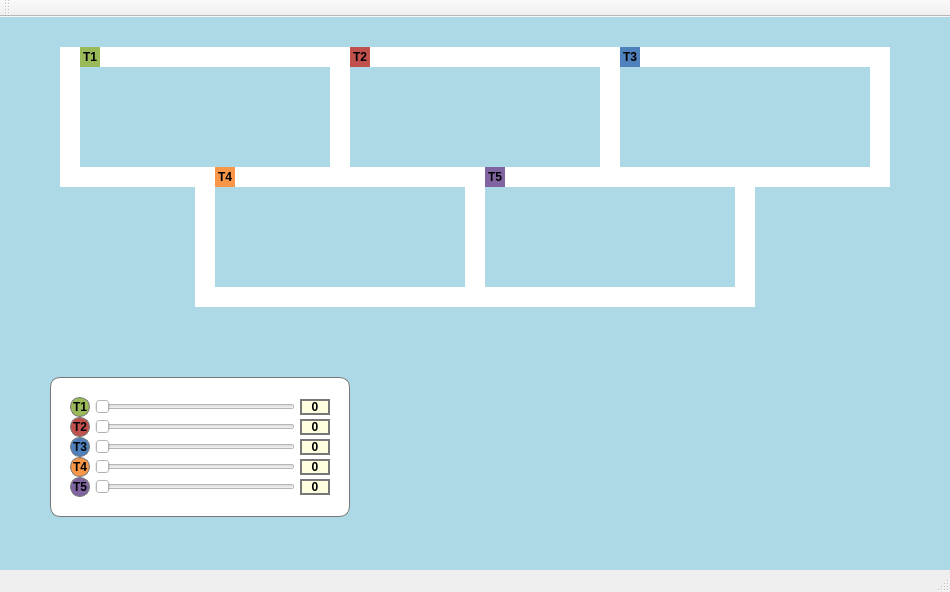
The window that mainwindow.ui (davi-i/projeto-trens) describes before a commit, drawn with Qt 5.
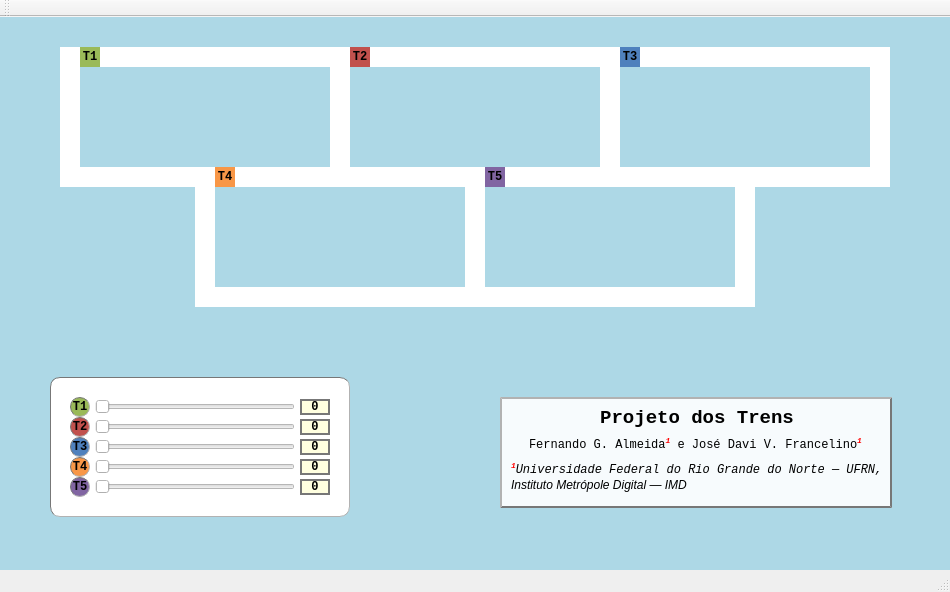
The same window after the commit.

Commit message: added more fru fru

Diff of the .ui file:
```diff
--- a/mainwindow.ui
+++ b/mainwindow.ui
@@ -31,6 +31,7 @@
     </property>
     <property name="font">
      <font>
+      <family>Monospace</family>
       <weight>75</weight>
       <bold>true</bold>
      </font>
@@ -168,6 +169,7 @@
     </property>
     <property name="font">
      <font>
+      <family>Monospace</family>
       <weight>75</weight>
       <bold>true</bold>
      </font>
@@ -241,6 +243,7 @@
     </property>
     <property name="font">
      <font>
+      <family>Monospace</family>
       <weight>75</weight>
       <bold>true</bold>
      </font>
@@ -346,6 +349,7 @@
     </property>
     <property name="font">
      <font>
+      <family>Monospace</family>
       <weight>75</weight>
       <bold>true</bold>
      </font>
@@ -371,6 +375,7 @@
     </property>
     <property name="font">
      <font>
+      <family>Monospace</family>
       <weight>75</weight>
       <bold>true</bold>
      </font>
@@ -397,7 +402,7 @@
     <property name="styleSheet">
      <string notr="true">QFrame {background-color: white;
 border-radius: 10px;
-border: 1px solid #777
+border: 1px inset #777
 }</string>
     </property>
     <property name="frameShape">
@@ -542,6 +547,7 @@
      </property>
      <property name="font">
       <font>
+       <family>Monospace</family>
        <weight>75</weight>
        <bold>true</bold>
       </font>
@@ -567,6 +573,7 @@
      </property>
      <property name="font">
       <font>
+       <family>Monospace</family>
        <weight>75</weight>
        <bold>true</bold>
       </font>
@@ -592,6 +599,7 @@
      </property>
      <property name="font">
       <font>
+       <family>Monospace</family>
        <weight>75</weight>
        <bold>true</bold>
       </font>
@@ -617,6 +625,7 @@
      </property>
      <property name="font">
       <font>
+       <family>Monospace</family>
        <weight>75</weight>
        <bold>true</bold>
       </font>
@@ -642,6 +651,7 @@
      </property>
      <property name="font">
       <font>
+       <family>Monospace</family>
        <weight>75</weight>
        <bold>true</bold>
       </font>
@@ -667,6 +677,7 @@
      </property>
      <property name="font">
       <font>
+       <family>Monospace</family>
        <weight>75</weight>
        <bold>true</bold>
       </font>
@@ -696,6 +707,7 @@
      </property>
      <property name="font">
       <font>
+       <family>Monospace</family>
        <weight>75</weight>
        <bold>true</bold>
       </font>
@@ -725,6 +737,7 @@
      </property>
      <property name="font">
       <font>
+       <family>Monospace</family>
        <weight>75</weight>
        <bold>true</bold>
       </font>
@@ -754,6 +767,7 @@
      </property>
      <property name="font">
       <font>
+       <family>Monospace</family>
        <weight>75</weight>
        <bold>true</bold>
       </font>
@@ -783,6 +797,7 @@
      </property>
      <property name="font">
       <font>
+       <family>Monospace</family>
        <weight>75</weight>
        <bold>true</bold>
       </font>
@@ -802,6 +817,110 @@
      </property>
     </widget>
    </widget>
+   <widget class="QFrame" name="frame_2">
+    <property name="geometry">
+     <rect>
+      <x>500</x>
+      <y>380</y>
+      <width>392</width>
+      <height>111</height>
+     </rect>
+    </property>
+    <property name="styleSheet">
+     <string notr="true">QFrame {
+background-color: rgba(255, 255, 255, 230);
+border: 2px outset #777;
+}
+
+QLabel {
+border: none;
+background: none;
+}</string>
+    </property>
+    <property name="frameShape">
+     <enum>QFrame::StyledPanel</enum>
+    </property>
+    <property name="frameShadow">
+     <enum>QFrame::Raised</enum>
+    </property>
+    <widget class="QLabel" name="label_6">
+     <property name="geometry">
+      <rect>
+       <x>101</x>
+       <y>10</y>
+       <width>192</width>
+       <height>21</height>
+      </rect>
+     </property>
+     <property name="font">
+      <font>
+       <family>Monospace</family>
+       <pointsize>14</pointsize>
+       <weight>75</weight>
+       <bold>true</bold>
+       <underline>false</underline>
+       <strikeout>false</strikeout>
+       <stylestrategy>PreferDefault</stylestrategy>
+       <kerning>true</kerning>
+      </font>
+     </property>
+     <property name="text">
+      <string>Projeto dos Trens</string>
+     </property>
+     <property name="alignment">
+      <set>Qt::AlignCenter</set>
+     </property>
+    </widget>
+    <widget class="QLabel" name="label_10">
+     <property name="geometry">
+      <rect>
+       <x>29</x>
+       <y>40</y>
+       <width>334</width>
+       <height>16</height>
+      </rect>
+     </property>
+     <property name="font">
+      <font>
+       <family>Monospace</family>
+      </font>
+     </property>
+     <property name="text">
+      <string>&lt;html&gt;&lt;head/&gt;&lt;body&gt;&lt;p&gt;Fernando G. Almeida&lt;span style=&quot; font-weight:600; font-style:italic; color:#ff0000; vertical-align:super;&quot;&gt;1&lt;/span&gt; e José Davi V. Francelino&lt;span style=&quot; font-weight:600; font-style:italic; color:#ff0000; vertical-align:super;&quot;&gt;1&lt;/span&gt;&lt;/p&gt;&lt;/body&gt;&lt;/html&gt;</string>
+     </property>
+    </widget>
+    <widget class="QLabel" name="label_7">
+     <property name="geometry">
+      <rect>
+       <x>11</x>
+       <y>65</y>
+       <width>370</width>
+       <height>16</height>
+      </rect>
+     </property>
+     <property name="font">
+      <font>
+       <family>Monospace</family>
+      </font>
+     </property>
+     <property name="text">
+      <string>&lt;html&gt;&lt;head/&gt;&lt;body&gt;&lt;p&gt;&lt;span style=&quot; font-weight:600; font-style:italic; color:#ff0000; vertical-align:super;&quot;&gt;1&lt;/span&gt;&lt;span style=&quot; font-style:italic;&quot;&gt;Universidade Federal do Rio Grande do Norte — UFRN,&lt;/span&gt;&lt;/p&gt;&lt;/body&gt;&lt;/html&gt;</string>
+     </property>
+    </widget>
+    <widget class="QLabel" name="label_8">
+     <property name="geometry">
+      <rect>
+       <x>11</x>
+       <y>80</y>
+       <width>201</width>
+       <height>16</height>
+      </rect>
+     </property>
+     <property name="text">
+      <string>&lt;html&gt;&lt;head/&gt;&lt;body&gt;&lt;p&gt;&lt;span style=&quot; font-style:italic;&quot;&gt;Instituto Metrópole Digital — IMD&lt;/span&gt;&lt;/p&gt;&lt;/body&gt;&lt;/html&gt;</string>
+     </property>
+    </widget>
+   </widget>
    <zorder>frame</zorder>
    <zorder>label_trilho1</zorder>
    <zorder>label_trilho2</zorder>
```
Left out of the diff: 1 changed line with no effect on the pictures.
